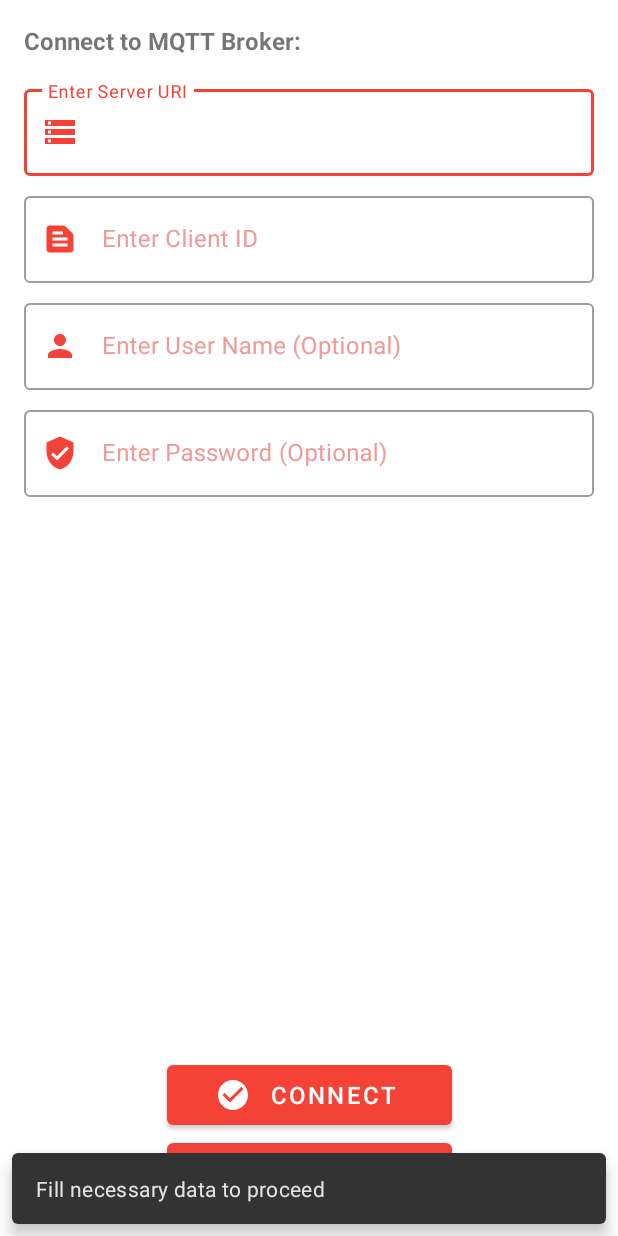
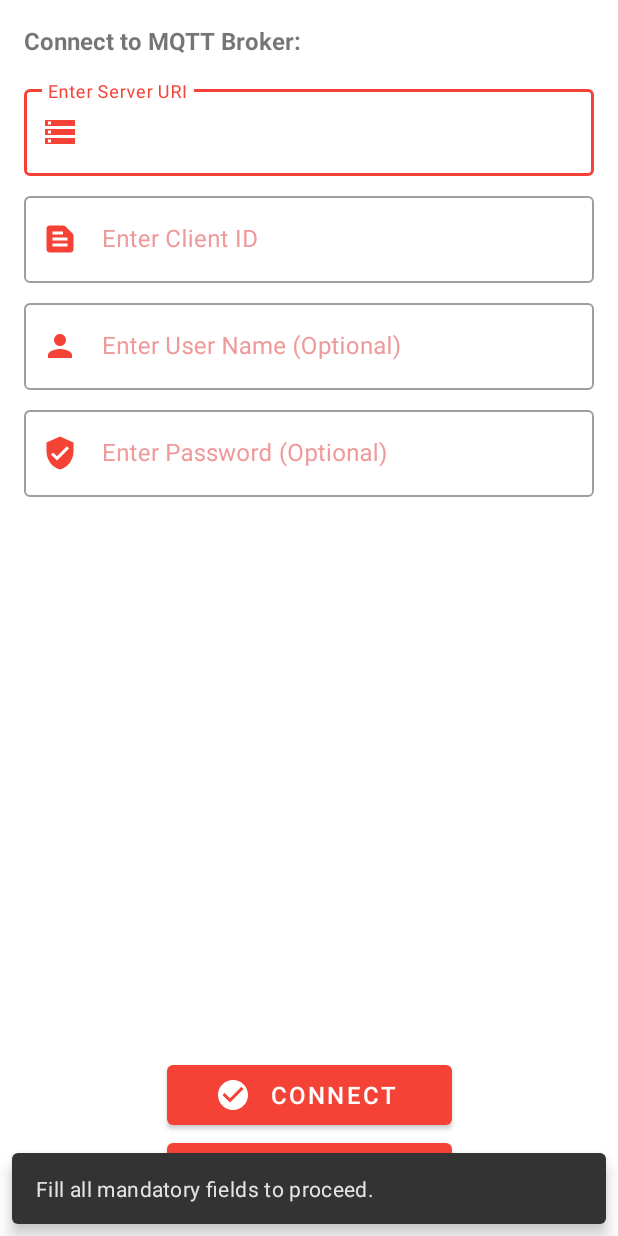
Before and after one commit to ranitraj/MqttClient, an Android app: the screen it shows after launch (MainActivity), after a tap on "CONNECT", on a phone screen of 412 x 824 dp. Run offline under Robolectric (Android 15) with nearby library versions, the phone set to English and light mode, and no system bars; our stand-ins replace data binding; 3 statements that could not run were skipped.

Commit message:
Implementing Custom Progress Bar

```diff
--- a/app/src/main/java/com/android/ranit/mqttcommunication/contract/ConnectContract.java
+++ b/app/src/main/java/com/android/ranit/mqttcommunication/contract/ConnectContract.java
@@ -6,6 +6,9 @@ public interface ConnectContract {
         void prepareDataForBrokerConnection();
         void onConnectButtonClicked();
         void onClearButtonClicked();
+        void displayProgressBar();
+        void hideProgressBar();
+        void displayMessage(String message);
     }
 
     // View-Model
--- /dev/null
+++ b/app/src/main/java/com/android/ranit/mqttcommunication/view/custom/CustomProgressbar.java
@@ -0,0 +1,34 @@
+package com.android.ranit.mqttcommunication.view.custom;
+
+import android.app.Dialog;
+import android.content.Context;
+import android.graphics.drawable.ColorDrawable;
+import android.view.Gravity;
+import android.view.LayoutInflater;
+import android.view.View;
+import android.view.WindowManager;
+
+import androidx.annotation.NonNull;
+
+import com.android.ranit.mqttcommunication.R;
+
+public class CustomProgressbar extends Dialog {
+
+    // Constructor
+    public CustomProgressbar(@NonNull Context context) {
+        super(context);
+
+        WindowManager.LayoutParams layoutParams = getWindow().getAttributes();
+        layoutParams.gravity = Gravity.CENTER_HORIZONTAL;
+
+        getWindow().setAttributes(layoutParams);
+        getWindow().setBackgroundDrawable(new ColorDrawable(android.graphics.Color.TRANSPARENT));
+        setTitle(null);
+        setCancelable(false);
+        setOnCancelListener(null);
+
+        View view = LayoutInflater.from(context)
+                .inflate(R.layout.custom_progress_bar, null);
+        setContentView(view);
+    }
+}
--- a/app/src/main/java/com/android/ranit/mqttcommunication/view/fragment/ConnectFragment.java
+++ b/app/src/main/java/com/android/ranit/mqttcommunication/view/fragment/ConnectFragment.java
@@ -20,6 +20,7 @@ import com.android.ranit.mqttcommunication.data.DataResponse;
 import com.android.ranit.mqttcommunication.data.States;
 import com.android.ranit.mqttcommunication.databinding.FragmentConnectBinding;
 import com.android.ranit.mqttcommunication.view.activity.MainActivity;
+import com.android.ranit.mqttcommunication.view.custom.CustomProgressbar;
 import com.android.ranit.mqttcommunication.viewModel.MqttClientViewModel;
 import com.google.android.material.snackbar.Snackbar;
 
@@ -31,6 +32,7 @@ public class ConnectFragment extends Fragment implements ConnectContract.View {
     private FragmentConnectBinding mBinding;
     private MqttClientViewModel mViewModel;
     private MqttClientUtil mMqttClientUtilInstance;
+    private CustomProgressbar mProgressBar;
 
     private String mServerUri, mClientId, mUserName, mPassword;
 
@@ -49,14 +51,18 @@ public class ConnectFragment extends Fragment implements ConnectContract.View {
                         Log.d(TAG, "onChanged() called");
 
                         if (dataResponse.getState() == States.EnumStates.SUCCESS) {
+                            mProgressBar.dismiss();
                             // Launch Client Fragment
                             if (getActivity() != null) {
                                 ((MainActivity) getActivity()).launchClientFragment();
                             }
                         } else if (dataResponse.getState() == States.EnumStates.ERROR) {
                             Log.e(TAG, "observeConnectToBrokerLiveData: ERROR");
+                            mProgressBar.dismiss();
+                            displayMessage("Something went wrong! Try again.");
                         } else {
                             Log.e(TAG, "observeConnectToBrokerLiveData: LOADING");
+                            mProgressBar.show();
                         }
                     }
                 });
@@ -76,7 +82,6 @@ public class ConnectFragment extends Fragment implements ConnectContract.View {
         if (getActivity() != null) {
             // Making MainActivity at the ViewModelStoreOwner
             mViewModel = new ViewModelProvider(getActivity()).get(MqttClientViewModel.class);
-
             observeConnectToBrokerLiveData();
         } else {
             Log.e(TAG, "ViewModel could not be initialized");
@@ -88,6 +93,8 @@ public class ConnectFragment extends Fragment implements ConnectContract.View {
                              Bundle savedInstanceState) {
         // Inflate the layout for this fragment
         mBinding = DataBindingUtil.inflate(inflater, R.layout.fragment_connect, container, false);
+        mProgressBar = new CustomProgressbar(getContext());
+
         return mBinding.getRoot();
     }
 
@@ -143,9 +150,7 @@ public class ConnectFragment extends Fragment implements ConnectContract.View {
                     mViewModel.connectToMqttBroker(mServerUri, mClientId, mUserName, mPassword);
                 }
             } else {
-                Snackbar.make(mBinding.layoutParent, "Fill necessary data to proceed",
-                        Snackbar.LENGTH_SHORT)
-                        .show();
+                displayMessage("Fill all mandatory fields to proceed.");
             }
         });
     }
@@ -173,4 +178,21 @@ public class ConnectFragment extends Fragment implements ConnectContract.View {
             }
         });
     }
+
+    @Override
+    public void displayProgressBar() {
+        Log.d(TAG, "displayProgressBar() called");
+
+    }
+
+    @Override
+    public void hideProgressBar() {
+        Log.d(TAG, "hideProgressBar() called");
+    }
+
+    @Override
+    public void displayMessage(String message) {
+        Snackbar.make(mBinding.layoutParent, message, Snackbar.LENGTH_SHORT)
+                .show();
+    }
 }
--- a/app/src/main/res/values/dimens.xml
+++ b/app/src/main/res/values/dimens.xml
@@ -10,4 +10,7 @@
     <dimen name="sp_24">24sp</dimen>
     <dimen name="dp_40">40dp</dimen>
     <dimen name="dp_60">60dp</dimen>
+
+    <dimen name="progress_icon_width">150dp</dimen>
+    <dimen name="progress_icon_height">150dp</dimen>
 </resources>
```
Also changed, not shown: app/src/main/assets/error.json (deleted, +0 -1 lines), app/src/main/assets/loading.json (+1 -1 lines), app/src/main/res/layout/custom_progress_bar.xml (added, +19 -0 lines).
